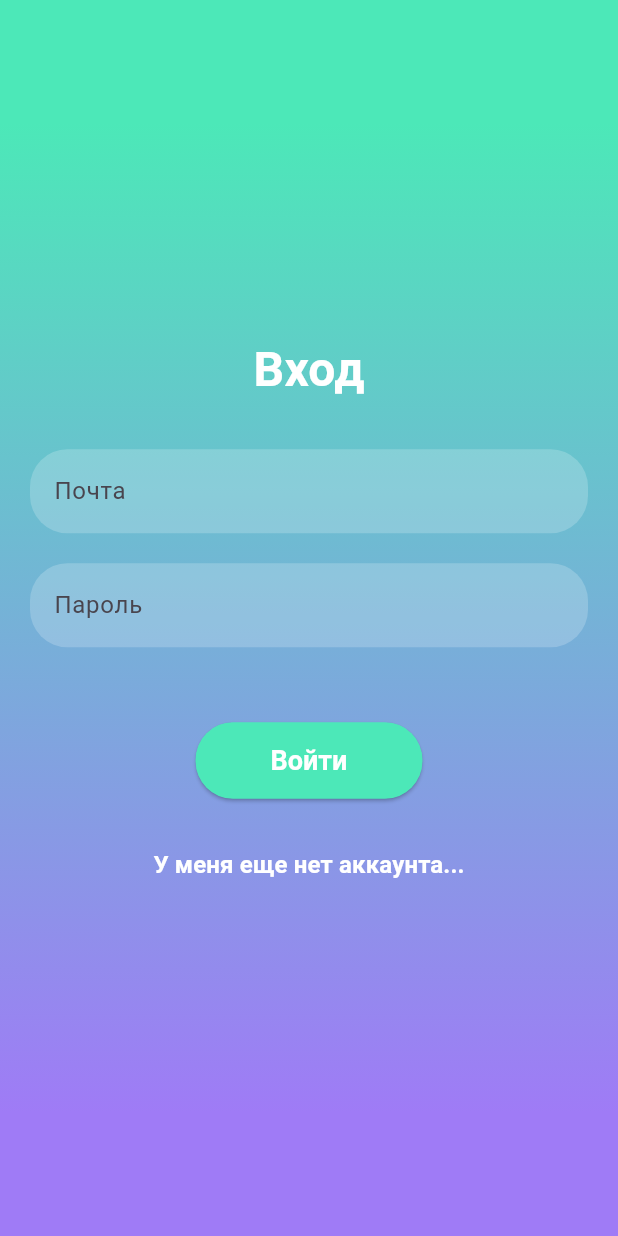
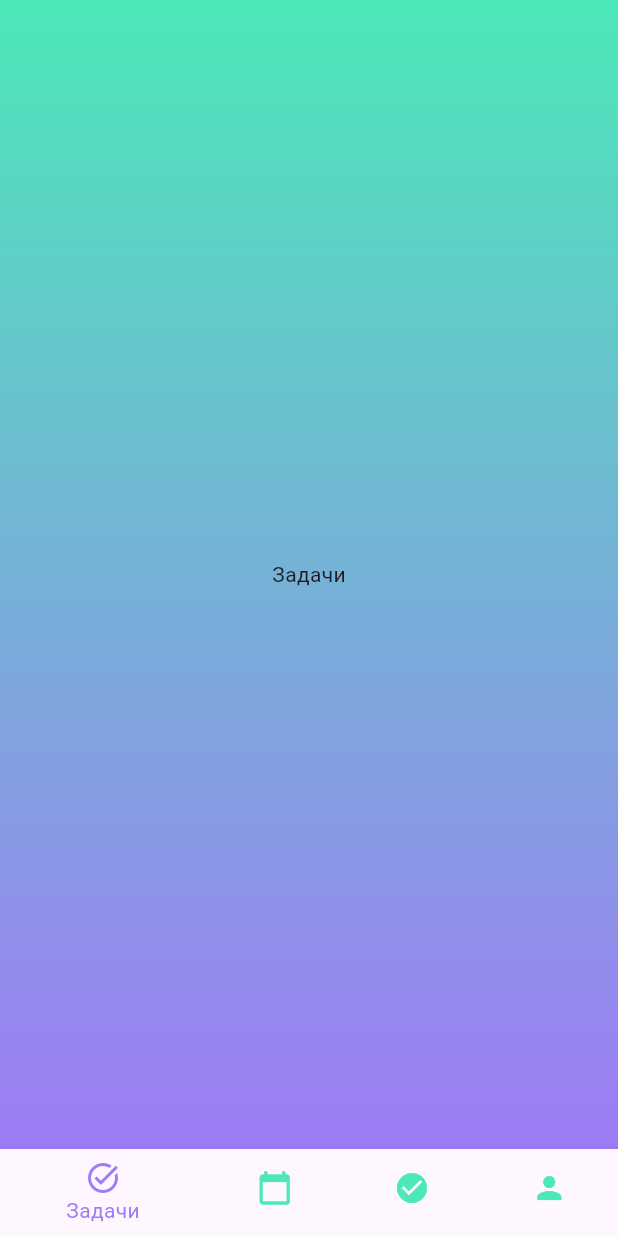
Before and after one commit to Cimwal1907/zc_dodiddone, a Flutter app: the screen it shows after launch, after a tap on "Войти", on a phone screen of 412 x 824 dp. Run offline on Flutter 3.47's test engine with Material 3 defaults, Android fonts, the phone set to English and light mode, and no system bars.

Commit message:
main page

```diff
--- a/lib/app/app.dart
+++ b/lib/app/app.dart
@@ -1,5 +1,5 @@
 import 'package:flutter/material.dart';
-import '../pages/login_pages.dart';
+import '../pages/login_page.dart';
 import '../theme/theme.dart';
 class MyApp extends StatelessWidget {
   const MyApp({super.key});
--- a/lib/pages/login_pages.dart
+++ b/lib/pages/login_page.dart
@@ -1,7 +1,8 @@
 import 'package:flutter/material.dart';
 import '../theme/theme.dart';
+import 'main_page.dart';
 class LoginPage extends StatefulWidget {
-  const LoginPage({Key? key}) : super(key: key);
+  const LoginPage({super.key});
   @override
   State<LoginPage> createState() => _LoginPageState();
 }
@@ -86,9 +87,7 @@ class _LoginPageState extends State<LoginPage> {
               const SizedBox(height: 30),
               // Login Button
               ElevatedButton(
-                onPressed: () {
-                  // Handle login/registration logic here
-                },
+                onPressed: () {Navigator.pushReplacement(context, MaterialPageRoute(builder: (context) => const MainPage()));},
                 style: ElevatedButton.styleFrom(
                   backgroundColor: isLogin
                       ? DoDidDoneTheme.lightTheme.colorScheme.secondary
--- /dev/null
+++ b/lib/pages/main_page.dart
@@ -0,0 +1,68 @@
+import 'package:flutter/material.dart';
+import '../theme/theme.dart';
+class MainPage extends StatefulWidget {
+  const MainPage({super.key});
+  @override
+  State<MainPage> createState() => _MainPageState();
+}
+class _MainPageState extends State<MainPage> {
+  int _selectedIndex = 0;
+  static const List<Widget> _widgetOptions = <Widget>[
+    Text('Задачи'),
+    Text('Сегодня'),
+    Text('Выполнено'),
+    Text('Профиль'),
+  ];
+  void _onItemTapped(int index) {
+    setState(() {
+      _selectedIndex = index;
+    });
+  }
+  @override
+  Widget build(BuildContext context) {
+    return Scaffold(
+      extendBodyBehindAppBar: true,
+      appBar: AppBar(
+        backgroundColor: Colors.transparent,
+        elevation: 0, // Remove shadow
+      ),
+      body: Container(
+        decoration: BoxDecoration(
+          gradient: LinearGradient(
+            begin: Alignment.topCenter,
+            end: Alignment.bottomCenter,
+            colors: [
+              DoDidDoneTheme.lightTheme.colorScheme.secondary,
+              DoDidDoneTheme.lightTheme.colorScheme.primary,
+            ],
+          ),
+        ),
+        child: Center(
+          child: _widgetOptions.elementAt(_selectedIndex),
+        ),
+      ),
+      bottomNavigationBar: BottomNavigationBar(
+        items: const <BottomNavigationBarItem>[
+          BottomNavigationBarItem(
+            icon: Icon(Icons.task_alt),
+            label: 'Задачи',
+          ),
+          BottomNavigationBarItem(
+            icon: Icon(Icons.calendar_today),
+            label: 'Сегодня',
+          ),
+          BottomNavigationBarItem(
+            icon: Icon(Icons.check_circle),
+            label: 'Выполнено',
+          ),
+          BottomNavigationBarItem(
+            icon: Icon(Icons.person),
+            label: 'Профиль',
+          ),
+        ],
+        currentIndex: _selectedIndex,
+        onTap: _onItemTapped,
+      ),
+    );
+  }
+}
--- a/lib/theme/theme.dart
+++ b/lib/theme/theme.dart
@@ -12,11 +12,15 @@ class DoDidDoneTheme {
     // Add this to style the text buttons
     elevatedButtonTheme: ElevatedButtonThemeData(
       style: ButtonStyle(
-        foregroundColor: MaterialStateProperty.all<Color>(Colors.white),
-        textStyle: MaterialStateProperty.all<TextStyle>(
+        foregroundColor: WidgetStateProperty.all<Color>(Colors.white),
+        textStyle: WidgetStateProperty.all<TextStyle>(
           const TextStyle(color: Colors.white),
         ),
       ),
     ),
+     bottomNavigationBarTheme: const BottomNavigationBarThemeData(
+      selectedItemColor: Color(0xFF9F7BF6), // Primary color
+      unselectedItemColor: Color(0xFF4CE8B8) // Unselected icon color
+    ),
   );
 }
```
